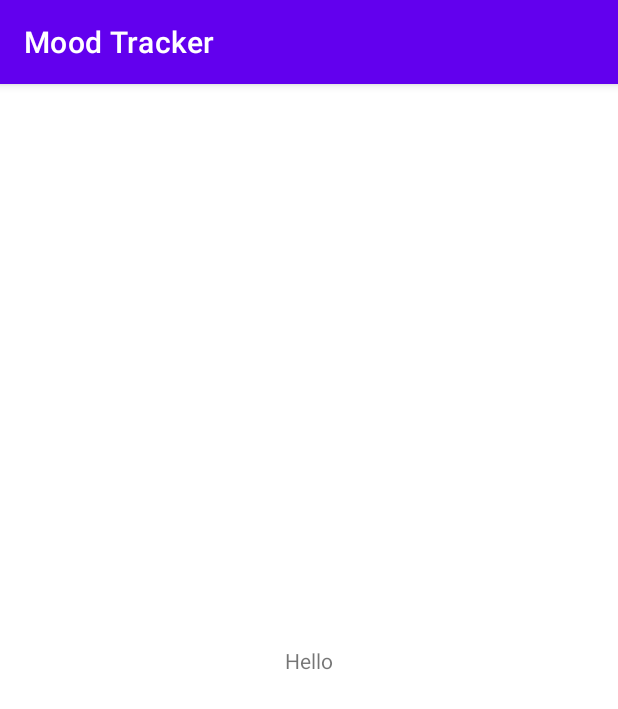
After one commit to recklessbeav/MOBDEVEMP, an Android app: the DayActivity screen opened directly, with no data from a screen before it, on a phone screen of 412 x 824 dp. The commit adds this screen. Shown: the top 709 px of the screen. Run offline under Robolectric (Android 15) with nearby library versions, the phone set to English and light mode, and no system bars.

Commit message:
Added activity for day

```diff
--- /dev/null
+++ b/MoodTracker/app/src/main/java/com/mobdeve/s12/salamante/cuasi/mobdevemp/moodtracker/DayActivity.kt
@@ -0,0 +1,16 @@
+package com.mobdeve.s12.salamante.cuasi.mobdevemp.moodtracker
+
+import androidx.appcompat.app.AppCompatActivity
+import android.os.Bundle
+import com.mobdeve.s12.salamante.cuasi.mobdevemp.moodtracker.databinding.ActivityDayBinding
+
+class DayActivity : AppCompatActivity() {
+
+    var binding: ActivityDayBinding? = null
+
+    override fun onCreate(savedInstanceState: Bundle?) {
+        super.onCreate(savedInstanceState)
+        binding = ActivityDayBinding.inflate(layoutInflater)
+        setContentView(binding!!.root)
+    }
+}
--- a/MoodTracker/app/src/main/java/com/mobdeve/s12/salamante/cuasi/mobdevemp/moodtracker/LogActivity.kt
+++ b/MoodTracker/app/src/main/java/com/mobdeve/s12/salamante/cuasi/mobdevemp/moodtracker/LogActivity.kt
@@ -14,7 +14,6 @@ class LogActivity : AppCompatActivity() {
         binding = ActivityLogBinding.inflate(layoutInflater)
         setContentView(binding!!.root)
 
-
         var mood = intent.getStringExtra("mood")
 
         binding!!.etLog.hint = "Why do you feel $mood?"
@@ -24,10 +23,5 @@ class LogActivity : AppCompatActivity() {
             startActivity(gotoWeekActivity)
             finish()
         }
-
-
-
-
-
     }
 }
--- a/MoodTracker/app/src/main/java/com/mobdeve/s12/salamante/cuasi/mobdevemp/moodtracker/MainActivity.kt
+++ b/MoodTracker/app/src/main/java/com/mobdeve/s12/salamante/cuasi/mobdevemp/moodtracker/MainActivity.kt
@@ -19,16 +19,19 @@ class MainActivity : AppCompatActivity() {
         binding!!.ivSad.setOnClickListener {
             gotoLogActivity.putExtra("mood", binding!!.tvFeelingSad.text.toString())
             startActivity(gotoLogActivity)
+            finish()
         }
 
         binding!!.ivHappy.setOnClickListener {
             gotoLogActivity.putExtra("mood", binding!!.tvFeelingHappy.text.toString())
             startActivity(gotoLogActivity)
+            finish()
         }
 
         binding!!.ivNeutral.setOnClickListener {
             gotoLogActivity.putExtra("mood", binding!!.tvFeelingNeutral.text.toString())
             startActivity(gotoLogActivity)
+            finish()
         }
 
         binding!!.btnLoggedAlready.setOnClickListener {
--- /dev/null
+++ b/MoodTracker/app/src/main/res/layout/activity_day.xml
@@ -0,0 +1,23 @@
+<?xml version="1.0" encoding="utf-8"?>
+<androidx.constraintlayout.widget.ConstraintLayout xmlns:android="http://schemas.android.com/apk/res/android"
+    xmlns:app="http://schemas.android.com/apk/res-auto"
+    xmlns:tools="http://schemas.android.com/tools"
+    android:layout_width="match_parent"
+    android:layout_height="match_parent"
+    android:orientation="vertical"
+    tools:context=".DayActivity">
+
+    <TextView
+        android:id="@+id/tv_content"
+        android:layout_width="match_parent"
+        android:layout_height="wrap_content"
+        android:text="Hello"
+        android:gravity="center"
+        android:layout_margin="10dp"
+        android:padding="10dp"
+        app:layout_constraintBottom_toBottomOf="parent"
+        app:layout_constraintLeft_toLeftOf="parent"
+        app:layout_constraintRight_toRightOf="parent"
+        app:layout_constraintTop_toTopOf="parent"/>
+
+</androidx.constraintlayout.widget.ConstraintLayout>
--- a/MoodTracker/app/src/main/res/values/strings.xml
+++ b/MoodTracker/app/src/main/res/values/strings.xml
@@ -1,3 +1,3 @@
 <resources>
-    <string name="app_name">MoodTracker</string>
+    <string name="app_name">Mood Tracker</string>
 </resources>
--- a/MoodTracker/build.gradle
+++ b/MoodTracker/build.gradle
@@ -6,7 +6,7 @@ buildscript {
     }
     dependencies {
         classpath "com.android.tools.build:gradle:7.0.3"
-        classpath "org.jetbrains.kotlin:kotlin-gradle-plugin:1.5.31"
+        classpath 'org.jetbrains.kotlin:kotlin-gradle-plugin:1.6.0'
 
         // NOTE: Do not place your application dependencies here; they belong
         // in the individual module build.gradle files
```
Also changed, not shown: MoodTracker/app/src/main/AndroidManifest.xml (+5 -2 lines), MoodTracker/app/src/main/java/com/mobdeve/s12/salamante/cuasi/mobdevemp/moodtracker/WeekActivity.kt (+14 -1 lines).
